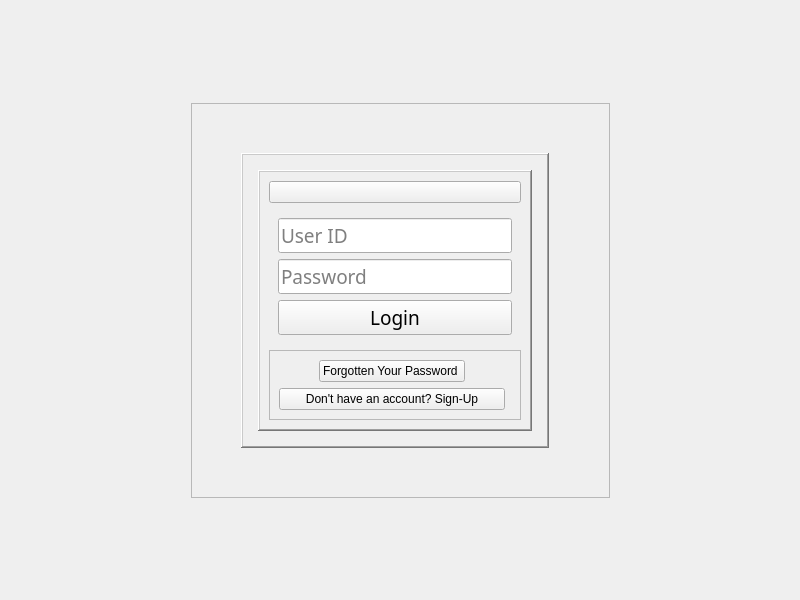
Above: LoginWindow/form.ui from ThePunisher-17/Facial-Recognition-Attendance-Final-Year-BCA before the change. Below: the same form after it.
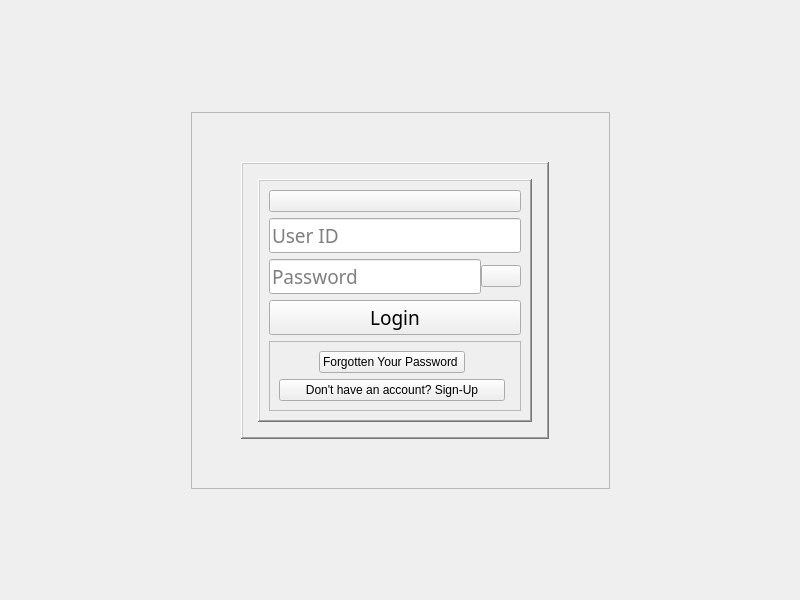
That is the form after the change. Icons and pictures are not drawn.

Commit message: Changed All the colors, added show buttons and all

Diff of the .ui file:
```diff
--- a/LoginWindow/form.ui
+++ b/LoginWindow/form.ui
@@ -111,20 +111,31 @@
             <enum>QFrame::Raised</enum>
            </property>
            <layout class="QGridLayout" name="gridLayout">
-            <item row="1" column="0">
+            <item row="0" column="0">
              <layout class="QVBoxLayout" name="verticalLayout_2">
-              <property name="leftMargin">
-               <number>9</number>
-              </property>
-              <property name="topMargin">
-               <number>9</number>
-              </property>
-              <property name="rightMargin">
-               <number>9</number>
-              </property>
-              <property name="bottomMargin">
-               <number>9</number>
-              </property>
+              <item>
+               <widget class="QPushButton" name="Logo">
+                <property name="enabled">
+                 <bool>true</bool>
+                </property>
+                <property name="text">
+                 <string/>
+                </property>
+                <property name="icon">
+                 <iconset>
+                  <normaloff>icons/favicon_io/favicon.ico</normaloff>icons/favicon_io/favicon.ico</iconset>
+                </property>
+                <property name="iconSize">
+                 <size>
+                  <width>50</width>
+                  <height>50</height>
+                 </size>
+                </property>
+                <property name="checkable">
+                 <bool>false</bool>
+                </property>
+               </widget>
+              </item>
               <item>
                <widget class="QLineEdit" name="adminId">
                 <property name="enabled">
@@ -142,6 +153,11 @@
                </widget>
               </item>
               <item>
+               <layout class="QHBoxLayout" name="horizontalLayout_2">
+                <property name="spacing">
+                 <number>0</number>
+                </property>
+                <item>
                <widget class="QLineEdit" name="adminPassword">
                 <property name="font">
                  <font>
@@ -161,6 +177,19 @@
                </widget>
               </item>
               <item>
+                 <widget class="QPushButton" name="showPassword">
+                  <property name="text">
+                   <string/>
+                  </property>
+                  <property name="icon">
+                   <iconset>
+                    <normaloff>icons/hide.png</normaloff>icons/hide.png</iconset>
+                  </property>
+                 </widget>
+                </item>
+               </layout>
+              </item>
+              <item>
                <widget class="QPushButton" name="loginButton">
                 <property name="font">
                  <font>
@@ -188,30 +217,7 @@
               </item>
              </layout>
             </item>
-            <item row="0" column="0">
-             <widget class="QPushButton" name="Logo">
-              <property name="enabled">
-               <bool>true</bool>
-              </property>
-              <property name="text">
-               <string/>
-              </property>
-              <property name="icon">
-               <iconset>
-                <normaloff>../icons/favicon_io/favicon.ico</normaloff>../icons/favicon_io/favicon.ico</iconset>
-              </property>
-              <property name="iconSize">
-               <size>
-                <width>50</width>
-                <height>50</height>
-               </size>
-              </property>
-              <property name="checkable">
-               <bool>false</bool>
-              </property>
-             </widget>
-            </item>
-            <item row="2" column="0">
+            <item row="1" column="0">
              <widget class="QFrame" name="frame_2">
               <property name="frameShape">
                <enum>QFrame::StyledPanel</enum>
```
Lines whose indentation alone changed are shown as unchanged. The commit also changes 32 other files.
